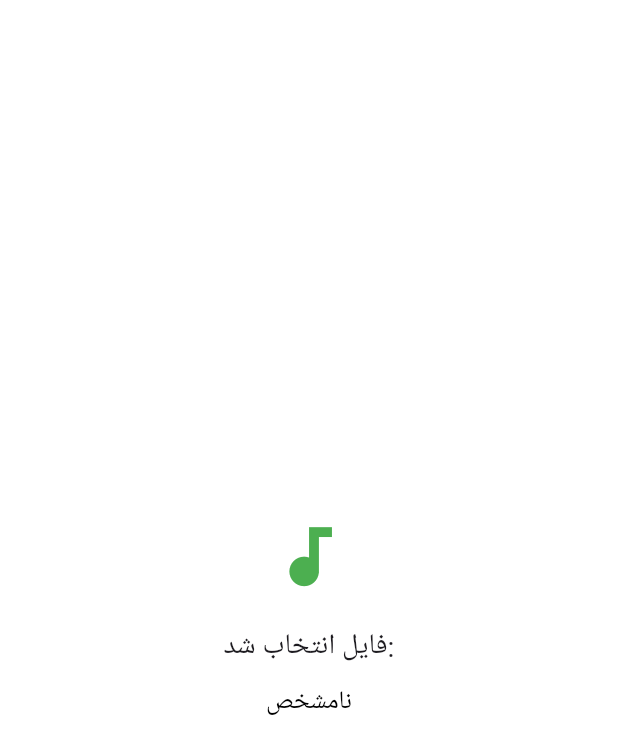
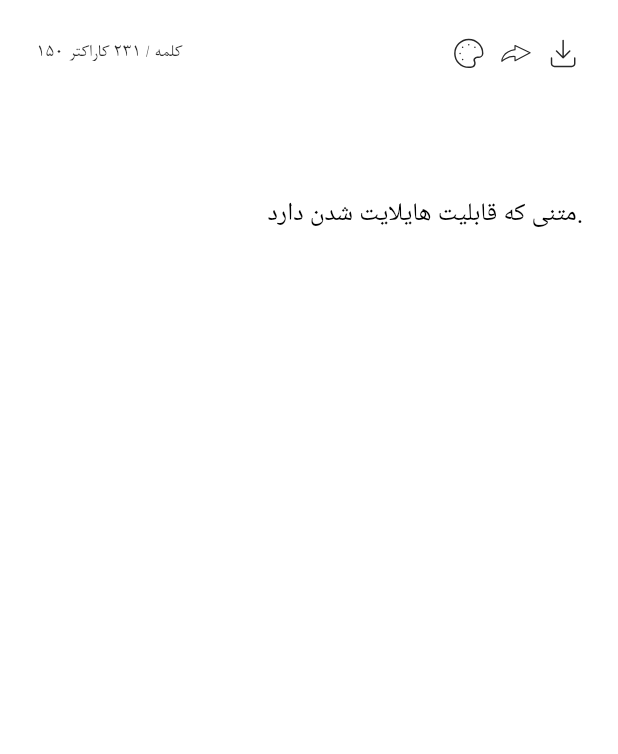
Before and after one commit to alibakhsha/voie_writer, a Flutter app: the RecorderVoiceScreen screen opened directly, on a phone screen of 412 x 824 dp. Shown: the top 754 px of the screen. Run offline on Flutter 3.47's test engine with Material 3 defaults, Android fonts, the light colour scheme and no system bars; our stand-ins replace device_info_plus, file_picker, flutter_bloc, flutter_screenutil, flutter_svg, just_audio and 2 more.

Commit message:
UPDATE: add color palette

```diff
--- a/lib/constant/app_text_style.dart
+++ b/lib/constant/app_text_style.dart
@@ -33,4 +33,10 @@ class AppTextStyle{
     fontWeight: FontWeight.w400,
     color: Colors.black,
   );
+  static TextStyle voiceCharacterText = TextStyle(
+    fontFamily: 'b_nazanin',
+    fontSize: 12.w,
+    fontWeight: FontWeight.w400,
+    color: Color.fromRGBO(40, 40, 40, 1),
+  );
 }
--- a/lib/logic/cubit/color_cubit/color_cubit.dart
+++ b/lib/logic/cubit/color_cubit/color_cubit.dart
@@ -0,0 +1,20 @@
+import 'package:flutter/cupertino.dart';
+import 'package:flutter_bloc/flutter_bloc.dart';
+
+import 'color_state.dart';
+
+class ColorCubit extends Cubit<ColorState> {
+  ColorCubit() : super(ColorState());
+
+  void setSelection(TextSelection selection) {
+    emit(state.copyWith(selectedText: selection));
+  }
+
+  void highlightSelection(Color color) {
+    emit(state.copyWith(selectedColor: color, isPaletteOpen: false));
+  }
+
+  void togglePalette() {
+    emit(state.copyWith(isPaletteOpen: !state.isPaletteOpen));
+  }
+}
--- a/lib/logic/cubit/color_cubit/color_state.dart
+++ b/lib/logic/cubit/color_cubit/color_state.dart
@@ -0,0 +1,19 @@
+import 'dart:ui';
+
+import 'package:flutter/cupertino.dart';
+
+class ColorState {
+  final Color? selectedColor;
+  final TextSelection? selectedText;
+  final bool isPaletteOpen;
+
+  ColorState({this.selectedColor, this.selectedText, this.isPaletteOpen = false});
+
+  ColorState copyWith({Color? selectedColor, TextSelection? selectedText, bool? isPaletteOpen}) {
+    return ColorState(
+      selectedColor: selectedColor ?? this.selectedColor,
+      selectedText: selectedText ?? this.selectedText,
+      isPaletteOpen: isPaletteOpen ?? this.isPaletteOpen,
+    );
+  }
+}
--- a/lib/main.dart
+++ b/lib/main.dart
@@ -1,6 +1,8 @@
 import 'package:flutter/material.dart';
 import 'package:flutter_bloc/flutter_bloc.dart';
 import 'package:flutter_screenutil/flutter_screenutil.dart';
+import 'package:voie_writer/logic/cubit/color_cubit/color_cubit.dart';
+import 'package:voie_writer/logic/cubit/color_cubit/color_platte_cubit.dart';
 import 'package:voie_writer/logic/cubit/drop_down/drop_down_cubit.dart';
 import 'package:voie_writer/logic/cubit/home_page/home_cubit.dart';
 import 'package:voie_writer/presentation/screens/home_screen.dart';
@@ -11,6 +13,7 @@ void main() {
   runApp(
     MaterialApp(
       debugShowCheckedModeBanner: false,
+      locale: Locale('fa'),
       home: ScreenUtilInit(
         designSize: const Size(393, 852),
         builder:
@@ -21,6 +24,9 @@ void main() {
                 BlocProvider<DropDownCubit>(
                   create: (context) => DropDownCubit(),
                 ),
+                BlocProvider<ColorCubit>(
+                  create: (context) => ColorCubit(),
+                ),
               ],
               child: HomeScreen(),
             ),
--- a/lib/presentation/screens/recorder_voice_screen.dart
+++ b/lib/presentation/screens/recorder_voice_screen.dart
@@ -77,8 +77,11 @@ import 'package:lottie/lottie.dart';
 import 'package:voie_writer/constant/app_color.dart';
 import 'package:voie_writer/constant/app_text_style.dart';
 import 'package:voie_writer/gen/assets.gen.dart';
+import 'package:voie_writer/logic/cubit/color_cubit/color_platte_cubit.dart';
 import 'package:voie_writer/logic/cubit/voice/voice_cubit.dart';
 
+import '../../logic/cubit/color_cubit/color_cubit.dart';
+import '../../logic/cubit/color_cubit/color_state.dart';
 import '../../logic/cubit/drop_down/drop_down_cubit.dart';
 
 class RecorderVoiceScreen extends StatelessWidget {
@@ -96,7 +99,7 @@ class RecorderVoiceScreen extends StatelessWidget {
                 if (state == VoiceState.processing) {
                   return _loadingScreen(context);
                 } else {
-                  return _fileSelectedScreen(context);
+                  return SingleChildScrollView(child: _fileSelectedScreen(context));
                 }
               },
             ),
@@ -228,11 +231,15 @@ class RecorderVoiceScreen extends StatelessWidget {
                         height: 91.h,
                       ),
                       SizedBox(height: 20.h),
-                      Text(
-                        " در حال ساخت متن شما هستیم."
-                        "لطفا منتظر بمانید hdhdhdhdghdghddhddgdhgdhgdghdghrehyryhr",
+                      SizedBox(
+                        width: 230.w,
+                        height: 60.h,
+                        child: Text(
+                          ".در حال ساخت متن شما هستیم\n"
+                          "لطفا منتظر بمانید",
                           style: AppTextStyle.loadingText,
                           textAlign: TextAlign.center,
+                        ),
                       ),
                     ],
                   ),
@@ -245,58 +252,153 @@ class RecorderVoiceScreen extends StatelessWidget {
     );
   }
 
-  // صفحه نمایش فایل انتخابی
   Widget _fileSelectedScreen(BuildContext context) {
     final voiceCubit = context.read<VoiceCubit>();
-    return Center(
-      child: Column(
-        mainAxisAlignment: MainAxisAlignment.center,
+    return Column(
+      mainAxisAlignment: MainAxisAlignment.start,
+      crossAxisAlignment: CrossAxisAlignment.end,
       children: [
-          Icon(Icons.audiotrack, size: 50.w, color: Colors.green),
-          SizedBox(height: 20.h),
-          Text("فایل انتخاب شد:", style: TextStyle(fontSize: 18.sp)),
-          SizedBox(height: 10.h),
+        Padding(
+          padding: const EdgeInsets.all(24.0),
+          child: Row(
+            mainAxisAlignment: MainAxisAlignment.spaceBetween,
+            children: [
+              Row(
+                children: [
                   Text(
-            voiceCubit.selectedFilePath ?? "نامشخص",
-            textAlign: TextAlign.center,
-            style: TextStyle(fontSize: 16.sp, color: Colors.black),
+                    "150 کلمه / 231 کاراکتر",
+                    style: AppTextStyle.voiceCharacterText,
                   ),
                 ],
               ),
+              Row(
+                children: [
+                  GestureDetector(
+                    onTap: () => context.read<ColorCubit>().togglePalette(),
+                    child: SvgPicture.asset(
+                      width: 24.w,
+                      height: 24.h,
+                      Assets.icons.palette,
+                      color: Color.fromRGBO(40, 40, 40, 1),
+                    ),
+                  ),
+                  SizedBox(width: 6.w),
+                  SvgPicture.asset(
+                    width: 24.w,
+                    height: 24.h,
+                    Assets.icons.share,
+                    color: Color.fromRGBO(40, 40, 40, 1),
+                  ),
+                  SizedBox(width: 6.w),
+                  SvgPicture.asset(
+                    width: 24.w,
+                    height: 24.h,
+                    Assets.icons.download02,
+                    color: Color.fromRGBO(40, 40, 40, 1),
+                  ),
+                ],
+              ),
+            ],
+          ),
+        ),
+        SizedBox(height: 20.h),
+        Padding(
+          padding: const EdgeInsets.only(right: 24),
+          child: BlocBuilder<ColorCubit, ColorState>(
+            builder: (context, state) {
+              return state.isPaletteOpen
+                  ? _buildColorPalette(context)
+                  : SizedBox.shrink();
+            },
+          ),
+        ),
+
+        SizedBox(height: 20.h),
+        Padding(
+          padding: const EdgeInsets.all(20.0),
+          child: BlocBuilder<ColorCubit, ColorState>(
+            builder: (context, state) {
+              return SelectableText.rich(
+                TextSpan(
+                  children: _buildTextSpans(
+                    context,
+                    state.selectedText,
+                    state.selectedColor,
+                  ),
+                ),
+                style: TextStyle(fontSize: 16.sp, color: Colors.black),
+                onSelectionChanged: (selection, cause) {
+                  context.read<ColorCubit>().setSelection(selection);
+                },
+              );
+            },
+          ),
+        ),
+      ],
     );
   }
 
-  // صفحه نمایش خطا در صورت رد دسترسی‌ها
-  // Widget _errorScreen() {
-  //   return Center(
-  //     child: Column(
-  //       mainAxisAlignment: MainAxisAlignment.center,
-  //       children: [
-  //         Icon(Icons.error, size: 50.w, color: Colors.red),
-  //         SizedBox(height: 20.h),
-  //         Text(
-  //           "❌ دسترسی رد شد!",
-  //           style: TextStyle(fontSize: 18.sp, color: Colors.red),
-  //         ),
-  //       ],
-  //     ),
-  //   );
-  // }
+  List<TextSpan> _buildTextSpans(
+    BuildContext context,
+    TextSelection? selection,
+    Color? selectedColor,
+  ) {
+    String text = "متنی که قابلیت هایلایت شدن دارد.";
+    List<TextSpan> spans = [];
+    for (int i = 0; i < text.length; i++) {
+      spans.add(
+        TextSpan(
+          text: text[i],
+          style: TextStyle(
+            backgroundColor:
+                (selection != null && i >= selection.start && i < selection.end)
+                    ? selectedColor ?? Colors.transparent
+                    : Colors.transparent,
+          ),
+        ),
+      );
+    }
+    return spans;
+  }
 
-  // صفحه اصلی که دکمه انتخاب فایل صوتی را نشان می‌دهد
-  // Widget _mainContent(BuildContext context) {
-  //   return Center(
-  //     child: ElevatedButton(
-  //       onPressed: () {
-  //         context
-  //             .read<VoiceCubit>()
-  //             .pickAudioFile(); // درخواست انتخاب فایل صوتی
-  //       },
-  //       child: Text(
-  //         "برای انتخاب فایل صوتی روی این دکمه کلیک کنید",
-  //         style: TextStyle(fontSize: 18.sp),
-  //       ),
-  //     ),
-  //   );
-  // }
+  Widget _buildColorPalette(BuildContext context) {
+    final colors = [
+      Colors.red,
+      Colors.green,
+      Colors.blue,
+      Colors.yellow,
+      Colors.purple,
+      Colors.orange,
+    ];
+    return Container(
+      width: 236.w,
+      height: 36,
+      padding: EdgeInsets.all(6),
+      decoration: BoxDecoration(
+        color: Colors.white,
+        borderRadius: BorderRadius.circular(12),
+        boxShadow: [BoxShadow(color: Colors.black26, blurRadius: 2)],
+      ),
+      child: Row(
+        mainAxisAlignment: MainAxisAlignment.spaceEvenly,
+        children:
+            colors.map((color) {
+              return GestureDetector(
+                onTap: () {
+                  context.read<ColorCubit>().highlightSelection(color);
+                },
+                child: Container(
+                  width: 36.w,
+                  height: 36.h,
+                  decoration: BoxDecoration(
+                    color: color,
+                    shape: BoxShape.circle,
+                    border: Border.all(color: Colors.black, width: 1),
+                  ),
+                ),
+              );
+            }).toList(),
+      ),
+    );
   }
+}
```
Also changed, not shown: lib/gen/assets.gen.dart (+18 -1 lines), lib/presentation/widgets/app_bar.dart (indentation only). Lines whose indentation alone changed are shown as unchanged.
